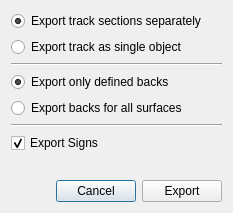
Above: TrackEditor/ExportWizard.ui from Zizin13/Roller before the change. Below: the same form after it.
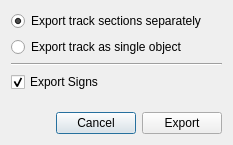
That is the form after the change.

Commit message: backs exported by export tool, removing unnecessary option from wizard

```diff
--- a/TrackEditor/ExportWizard.ui
+++ b/TrackEditor/ExportWizard.ui
@@ -7,7 +7,7 @@
     <x>0</x>
     <y>0</y>
     <width>233</width>
-    <height>213</height>
+    <height>145</height>
    </rect>
   </property>
   <property name="windowTitle">
@@ -46,36 +46,6 @@
        </property>
       </widget>
      </item>
-     <item>
-      <widget class="QRadioButton" name="rbBacksDefined">
-       <property name="text">
-        <string>Export only defined backs</string>
-       </property>
-       <property name="checked">
-        <bool>true</bool>
-       </property>
-       <property name="autoExclusive">
-        <bool>false</bool>
-       </property>
-      </widget>
-     </item>
-     <item>
-      <widget class="QRadioButton" name="rbBacksAll">
-       <property name="text">
-        <string>Export backs for all surfaces</string>
-       </property>
-       <property name="autoExclusive">
-        <bool>false</bool>
-       </property>
-      </widget>
-     </item>
-     <item>
-      <widget class="Line" name="lineBacks">
-       <property name="orientation">
-        <enum>Qt::Horizontal</enum>
-       </property>
-      </widget>
-     </item>
      <item>
       <widget class="QCheckBox" name="ckSigns">
        <property name="text">
```
The commit also changes 5 other files.
